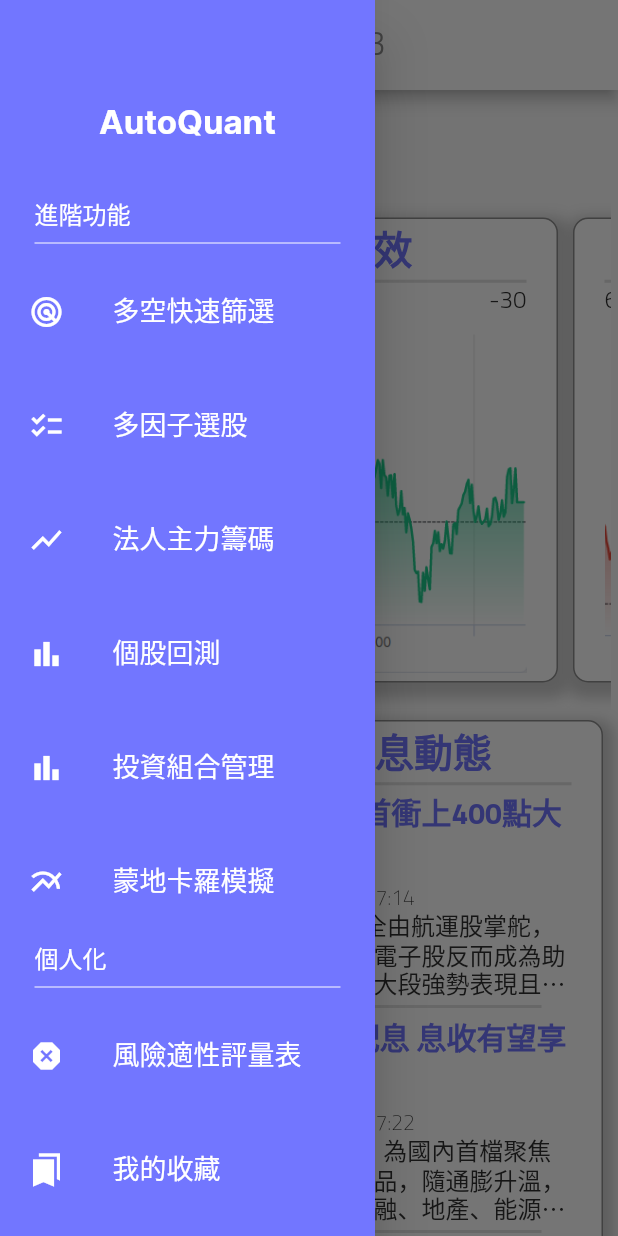
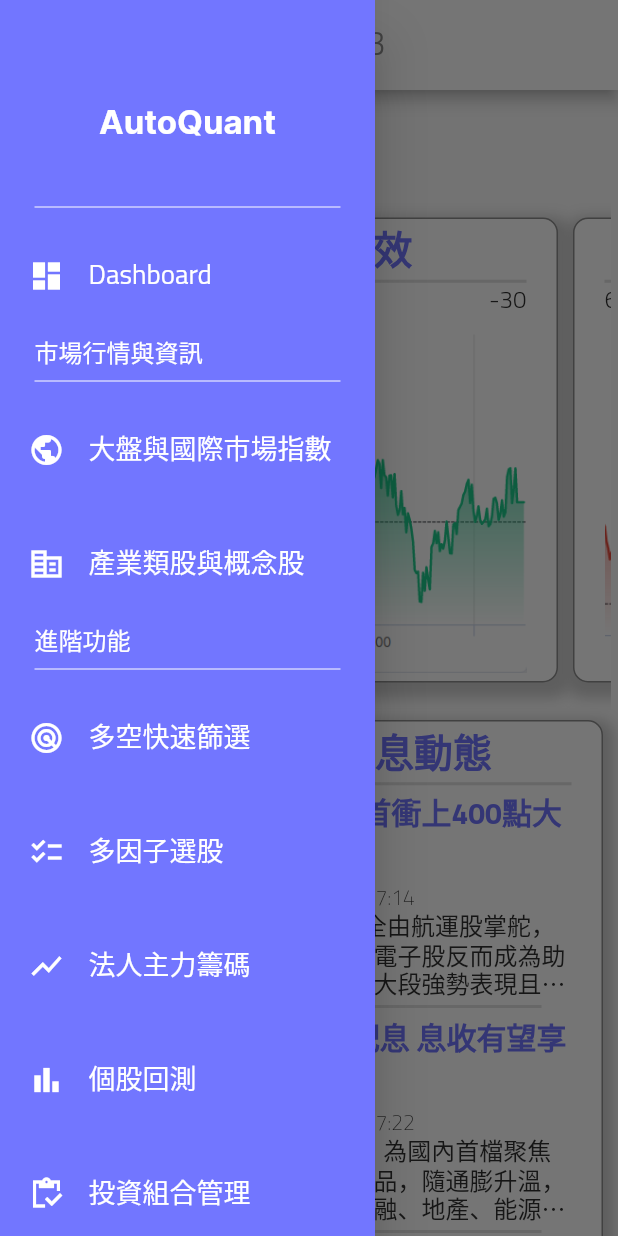
Before and after one commit to webclinic017/autoquantapptest, a Flutter app: the screen it shows after launch, with the side drawer open, on a phone screen of 412 x 824 dp. Run offline on Flutter 3.47's test engine with Material 2 defaults, Android fonts, the light colour scheme and no system bars.

Commit message:
added more things to drawer

```diff
--- a/lib/navigationDrawer.dart
+++ b/lib/navigationDrawer.dart
@@ -28,6 +28,34 @@
                     fontWeight: FontWeight.w700,
                   )),
                 ),
+              ),
+
+              menuDivider(
+                themeData:themeData,
+              ),
+
+              menuItem(
+                title: 'Dashboard',
+                icon: Icons.dashboard_sharp,
+                themeData: themeData,
+              ),
+
+
+              subSection(
+                title: '市場行情與資訊',
+                themeData: themeData,
+              ),
+
+              menuItem(
+                title: '大盤與國際市場指數',
+                icon: Icons.public,
+                themeData: themeData,
+              ),
+
+              menuItem(
+                title: '產業類股與概念股',
+                icon: Icons.corporate_fare_sharp,
+                themeData: themeData,
               ),
 
               subSection(
@@ -61,7 +89,7 @@
 
               menuItem(
                 title: '投資組合管理',
-                icon: Icons.bar_chart_sharp,
+                icon: Icons.inventory_sharp,
                 themeData: themeData,
               ),
 
@@ -95,6 +123,14 @@
       )
     );
   }
+
+  Widget menuDivider({
+    required ThemeData themeData,
+  }){
+    return Divider(color: themeData.primaryColorLight,
+        indent:20, endIndent:20);
+  }
+
   Widget subSection({
     required String title,
     required ThemeData themeData,
@@ -110,8 +146,7 @@
             fontSize: 16,
           )),
         ),
-        Divider(color: themeData.primaryColorLight,
-            indent:20, endIndent:20),
+        menuDivider(themeData:themeData),
       ],
     );
   }
@@ -125,6 +160,7 @@
       margin: EdgeInsets.symmetric(vertical: 10),
       child: ListTile(
         leading: Icon(icon, color: themeData.primaryColorLight),
+        minLeadingWidth: 0,
         title: Text(title, style: TextStyle(
           color: themeData.primaryColorLight,
           fontWeight: FontWeight.w400,
--- a/lib/topBar.dart
+++ b/lib/topBar.dart
@@ -14,8 +14,8 @@
     final ThemeData themeData = Theme.of(context);
 
     return AppBar(
-      foregroundColor: COLOR_GREY,
-      backgroundColor: COLOR_WHITE,
+      foregroundColor: themeData.primaryColor,
+      backgroundColor: themeData.primaryColorLight,
       backwardsCompatibility: false,
       title: Text('Welcome, guest_53', style: themeData.textTheme.headline4),
       leading: IconButton(
```
